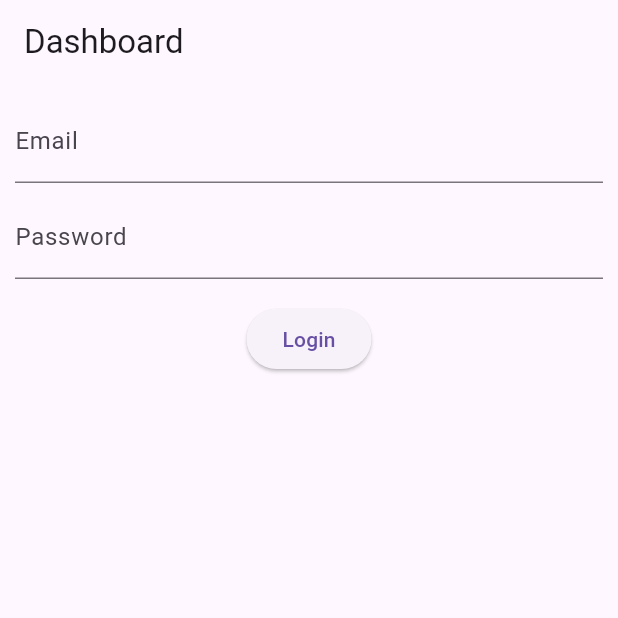
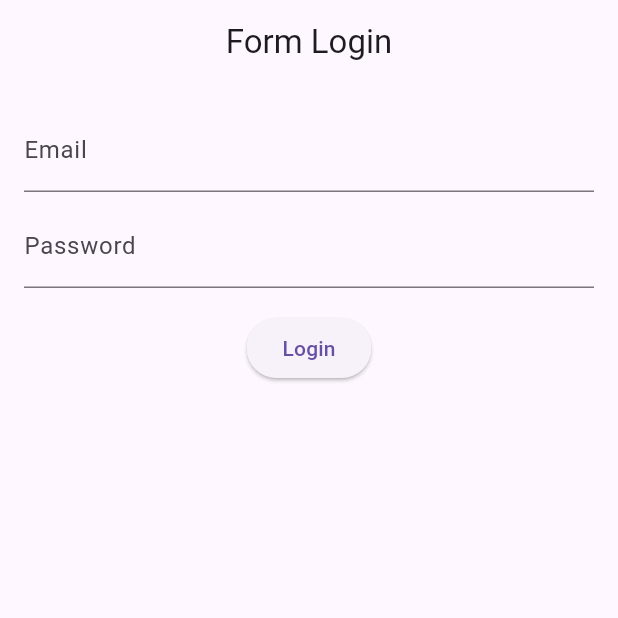
Before and after one commit to Mansyahariii/Tugas_week_10_1123150127, a Flutter app: the screen it shows after launch, on a phone screen of 412 x 824 dp, the top half of it. Run offline on Flutter 3.47's test engine with Material 3 defaults, Android fonts, the light colour scheme and no system bars; our stand-ins replace firebase_auth, firebase_core; accounts and stored records are empty.

Commit message:
melakukan beberapa penyesuaian

```diff
--- a/lib/pages/login_page.dart
+++ b/lib/pages/login_page.dart
@@ -58,9 +58,13 @@ class _LoginPageState extends State<LoginPage> {
   @override
   Widget build(BuildContext context) {
     return Scaffold(
-      appBar: AppBar(title: const Text("Dashboard"), actions: const []),
+      appBar: AppBar(
+        title: const Text("Form Login"),
+        centerTitle: true,
+        actions: const [],
+      ),
       body: SingleChildScrollView(
-        padding: const EdgeInsets.all(10.0),
+        padding: const EdgeInsets.all(16.0),
         child: Column(
           children: [
             TextField(
```
